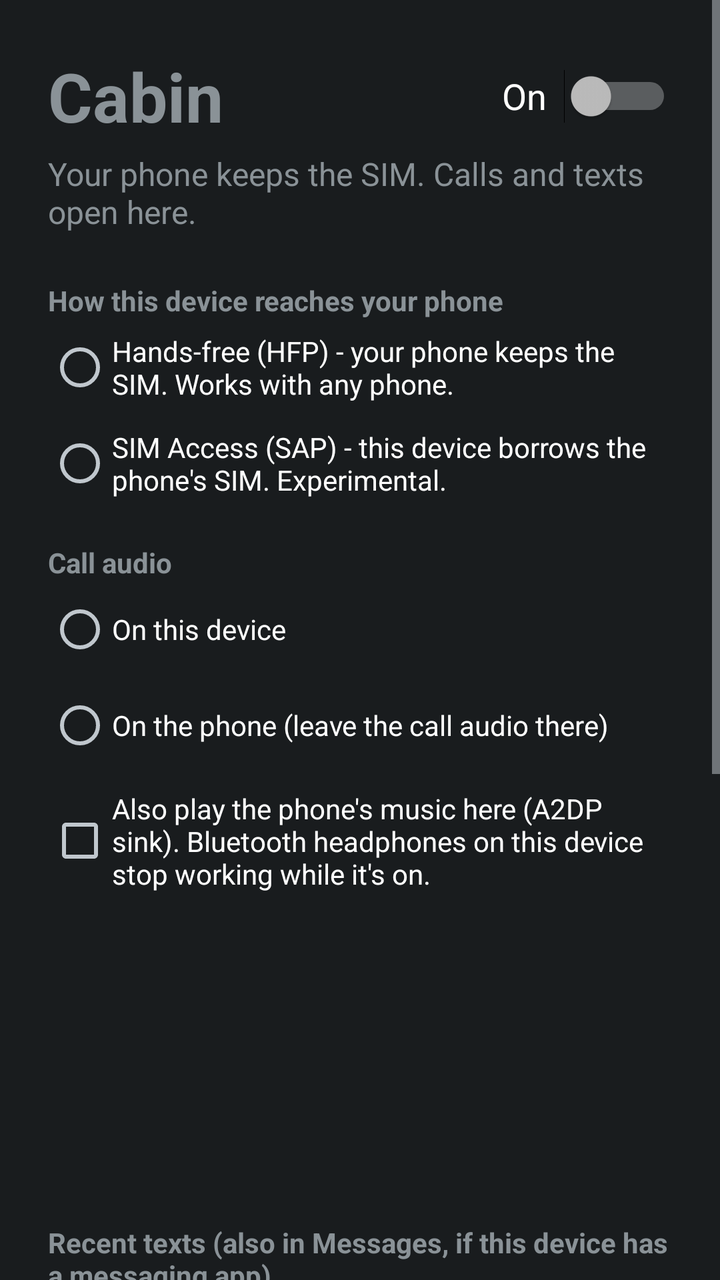
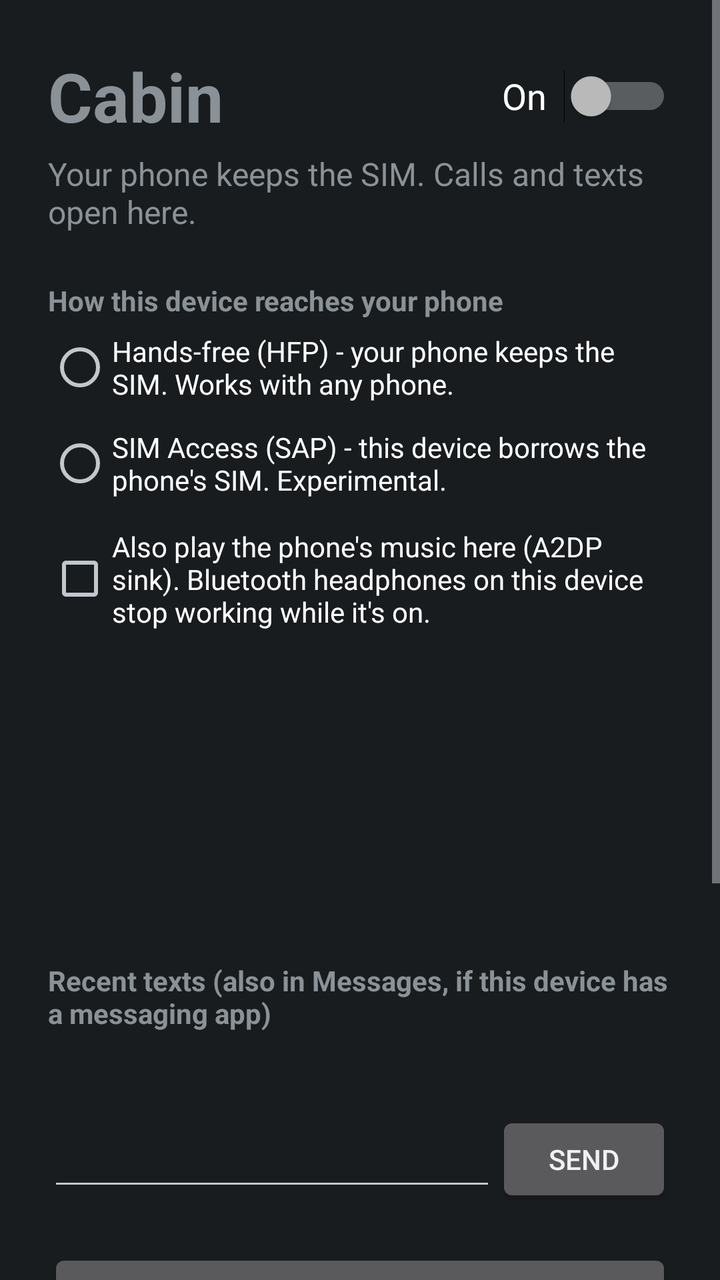

Screens rendered from an Android XML layout before and after an edit, with the pre-edit source and the edit as a unified diff.
<!-- AndroidManifest.xml: application theme android:Theme.DeviceDefault.NoActionBar -->
<!-- res/layout/activity_status.xml -->
<?xml version="1.0" encoding="utf-8"?>
<ScrollView xmlns:android="http://schemas.android.com/apk/res/android"
    android:layout_width="match_parent"
    android:layout_height="match_parent"
    android:fillViewport="true">

    <LinearLayout
        android:layout_width="match_parent"
        android:layout_height="wrap_content"
        android:orientation="vertical"
        android:padding="24dp">

        <LinearLayout
            android:layout_width="match_parent"
            android:layout_height="wrap_content"
            android:gravity="center_vertical"
            android:orientation="horizontal">

            <TextView
                android:layout_width="0dp"
                android:layout_height="wrap_content"
                android:layout_weight="1"
                android:text="@string/app_name"
                android:textSize="34sp"
                android:textStyle="bold" />

            <Switch
                android:id="@+id/sw_on"
                android:layout_width="wrap_content"
                android:layout_height="wrap_content"
                android:minHeight="48dp"
                android:text="On  "
                android:textSize="18sp" />
        </LinearLayout>

        <TextView
            android:layout_width="match_parent"
            android:layout_height="wrap_content"
            android:layout_marginTop="4dp"
            android:text="@string/tagline"
            android:textSize="16sp" />

        <TextView
            android:id="@+id/status_pending"
            android:layout_width="match_parent"
            android:layout_height="wrap_content"
            android:layout_marginTop="8dp"
            android:textSize="14sp"
            android:textStyle="italic"
            android:visibility="gone" />

        <TextView
            android:layout_width="match_parent"
            android:layout_height="wrap_content"
            android:layout_marginTop="24dp"
            android:text="How this device reaches your phone"
            android:textSize="14sp"
            android:textStyle="bold" />

        <RadioGroup
            android:id="@+id/rg_mode"
            android:layout_width="match_parent"
            android:layout_height="wrap_content">

            <RadioButton
                android:id="@+id/rb_hfp"
                android:layout_width="match_parent"
                android:layout_height="wrap_content"
                android:minHeight="48dp"
                android:text="Hands-free (HFP) - your phone keeps the SIM. Works with any phone." />

            <RadioButton
                android:id="@+id/rb_sap"
                android:layout_width="match_parent"
                android:layout_height="wrap_content"
                android:minHeight="48dp"
                android:text="SIM Access (SAP) - this device borrows the phone's SIM. Experimental." />
        </RadioGroup>

        <TextView
            android:layout_width="match_parent"
            android:layout_height="wrap_content"
            android:layout_marginTop="16dp"
            android:text="Call audio"
            android:textSize="14sp"
            android:textStyle="bold" />

        <RadioGroup
            android:id="@+id/rg_audio"
            android:layout_width="match_parent"
            android:layout_height="wrap_content">

            <RadioButton
                android:id="@+id/rb_audio_tablet"
                android:layout_width="match_parent"
                android:layout_height="wrap_content"
                android:minHeight="48dp"
                android:text="On this device" />

            <RadioButton
                android:id="@+id/rb_audio_phone"
                android:layout_width="match_parent"
                android:layout_height="wrap_content"
                android:minHeight="48dp"
                android:text="On the phone (leave the call audio there)" />
        </RadioGroup>

        <CheckBox
            android:id="@+id/cb_media"
            android:layout_width="match_parent"
            android:layout_height="wrap_content"
            android:layout_marginTop="8dp"
            android:minHeight="48dp"
            android:text="Also play the phone's music here (A2DP sink). Bluetooth headphones on this device stop working while it's on." />

        <TextView
            android:id="@+id/status_link"
            android:layout_width="match_parent"
            android:layout_height="wrap_content"
            android:layout_marginTop="24dp"
            android:textSize="20sp"
            android:textStyle="bold" />

        <TextView
            android:id="@+id/status_calls"
            android:layout_width="match_parent"
            android:layout_height="wrap_content"
            android:layout_marginTop="10dp"
            android:textSize="16sp" />

        <TextView
            android:id="@+id/status_sms"
            android:layout_width="match_parent"
            android:layout_height="wrap_content"
            android:layout_marginTop="6dp"
            android:textSize="16sp" />

        <TextView
            android:id="@+id/status_detail"
            android:layout_width="match_parent"
            android:layout_height="wrap_content"
            android:layout_marginTop="12dp"
            android:textIsSelectable="true"
            android:textSize="14sp" />

        <TextView
            android:layout_width="match_parent"
            android:layout_height="wrap_content"
            android:layout_marginTop="24dp"
            android:text="Recent texts (also in Messages, if this device has a messaging app)"
            android:textSize="14sp"
            android:textStyle="bold" />

        <TextView
            android:id="@+id/status_inbox"
            android:layout_width="match_parent"
            android:layout_height="wrap_content"
            android:layout_marginTop="8dp"
            android:textIsSelectable="true"
            android:textSize="15sp" />

        <LinearLayout
            android:layout_width="match_parent"
            android:layout_height="wrap_content"
            android:layout_marginTop="8dp"
            android:orientation="horizontal">

            <EditText
                android:id="@+id/reply_body"
                android:layout_width="0dp"
                android:layout_height="wrap_content"
                android:layout_weight="1"
                android:inputType="textShortMessage|textMultiLine|textCapSentences"
                android:minHeight="48dp" />

            <Button
                android:id="@+id/btn_reply"
                android:layout_width="wrap_content"
                android:layout_height="wrap_content"
                android:minHeight="48dp"
                android:text="Send" />
        </LinearLayout>

        <Button
            android:id="@+id/btn_pair"
            android:layout_width="match_parent"
            android:layout_height="wrap_content"
            android:layout_marginTop="24dp"
            android:minHeight="48dp"
            android:text="Pair a phone" />

        <Button
            android:id="@+id/btn_sync"
            android:layout_width="match_parent"
            android:layout_height="wrap_content"
            android:layout_marginTop="8dp"
            android:minHeight="48dp"
            android:text="Pull unread texts" />

        <Button
            android:id="@+id/btn_sap"
            android:layout_width="match_parent"
            android:layout_height="wrap_content"
            android:layout_marginTop="8dp"
            android:minHeight="48dp"
            android:text="Test SIM access (phone loses signal for a few seconds)" />

        <Button
            android:id="@+id/btn_phone"
            android:layout_width="match_parent"
            android:layout_height="wrap_content"
            android:layout_marginTop="8dp"
            android:minHeight="48dp"
            android:text="Open Phone" />

        <Button
            android:id="@+id/btn_messages"
            android:layout_width="match_parent"
            android:layout_height="wrap_content"
            android:layout_marginTop="8dp"
            android:minHeight="48dp"
            android:text="Open Messages" />
    </LinearLayout>
</ScrollView>
<!-- resources referenced by this layout -->
<resources>
  <string name="app_name">Cabin</string>
  <string name="tagline">Your phone keeps the SIM. Calls and texts open here.</string>
</resources>

<!-- the commit's change to res/layout/activity_status.xml (unified diff, before → after) -->
@@ -75,34 +75,6 @@
                 android:layout_height="wrap_content"
                 android:minHeight="48dp"
                 android:text="SIM Access (SAP) - this device borrows the phone's SIM. Experimental." />
-        </RadioGroup>
-
-        <TextView
-            android:layout_width="match_parent"
-            android:layout_height="wrap_content"
-            android:layout_marginTop="16dp"
-            android:text="Call audio"
-            android:textSize="14sp"
-            android:textStyle="bold" />
-
-        <RadioGroup
-            android:id="@+id/rg_audio"
-            android:layout_width="match_parent"
-            android:layout_height="wrap_content">
-
-            <RadioButton
-                android:id="@+id/rb_audio_tablet"
-                android:layout_width="match_parent"
-                android:layout_height="wrap_content"
-                android:minHeight="48dp"
-                android:text="On this device" />
-
-            <RadioButton
-                android:id="@+id/rb_audio_phone"
-                android:layout_width="match_parent"
-                android:layout_height="wrap_content"
-                android:minHeight="48dp"
-                android:text="On the phone (leave the call audio there)" />
         </RadioGroup>
 
         <CheckBox
